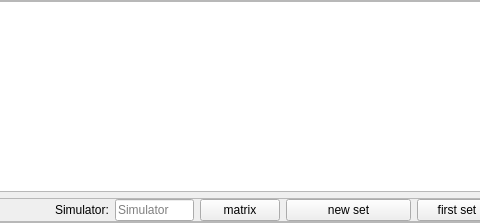
Before: the Qt Designer form src/blackgui/components/dbownmodelsetcomponent.ui in swift-project/pilotclient, drawn with Qt 5; both pictures show x 172 to 652 and y 0 to 223 of the 1019 by 223 pixel window.
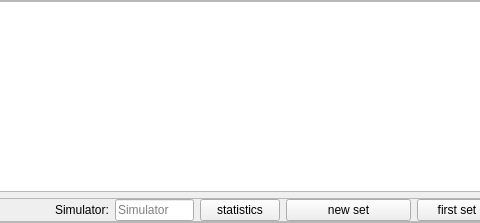
After: the same form once the commit is applied. Custom widgets are drawn as their Qt base class.

Commit message:
Ref T441, integrated CDbReduceModelDuplicates with own model set component
* some members renamed
* context menu for "model reduction"
* adjusted model statistics

```diff
--- a/src/blackgui/components/dbownmodelsetcomponent.ui
+++ b/src/blackgui/components/dbownmodelsetcomponent.ui
@@ -112,7 +112,7 @@
       <item>
        <widget class="QPushButton" name="pb_ShowMatrix">
         <property name="text">
-         <string>matrix</string>
+         <string>statistics</string>
         </property>
        </widget>
       </item>
```
Left out of the diff: 2 changed lines with no effect on the pictures. The commit also changes 2 other files.
